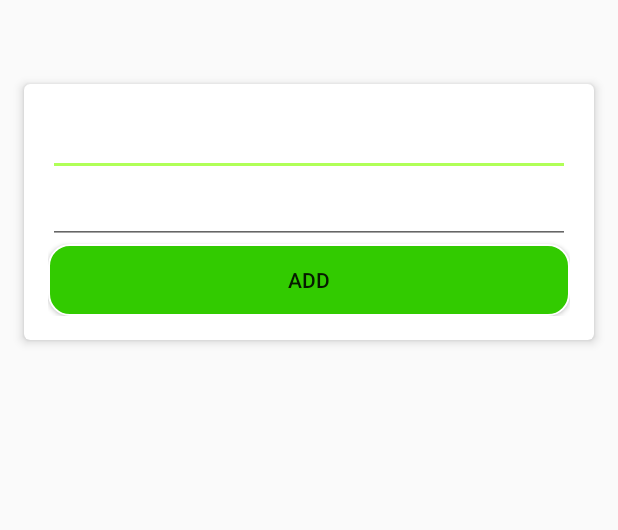
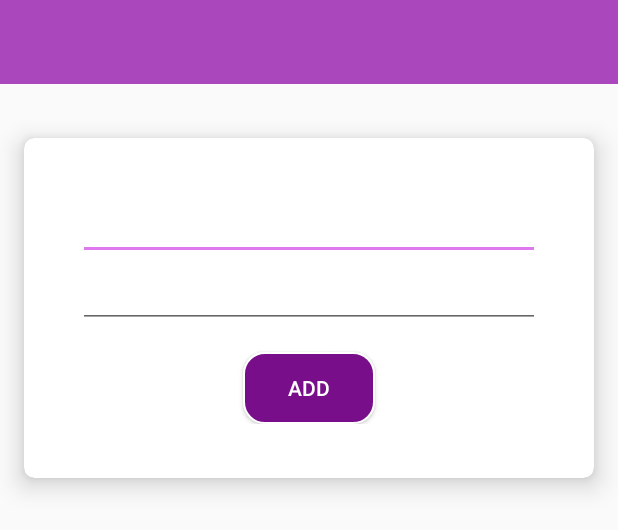
Before and after one commit to Sailika/iContact, an Android app: the layout create_activity.xml on its own in the app's theme, with its tools: preview values and no code run, on a phone screen of 412 x 824 dp. Shown: the top 530 px of the screen. Run offline under Robolectric (Android 15) with nearby library versions, the phone set to English and light mode, and no system bars; network calls fail.

```diff
--- a/app/src/main/java/com/app/icontacts/Constants.java
+++ b/app/src/main/java/com/app/icontacts/Constants.java
@@ -6,8 +6,8 @@ package com.app.icontacts;
 
 public class Constants {
     public static final String BASE_URL = "https://reqres.in";
-    public static final String CREATE_USER_URL = "/api/users?page=";
-    public static final String GET_USER_URL = "/api/users";
+    public static final String GET_USER_URL = "/api/users?page=";
+    public static final String CREATE_USER_URL = "/api/users";
 
     public static final int MAX_WIDTH = 1024;
     public static final int MAX_HEIGHT = 768;
--- a/app/src/main/res/layout/contacts_view_activity.xml
+++ b/app/src/main/res/layout/contacts_view_activity.xml
@@ -71,7 +71,6 @@
         android:layout_height="wrap_content"
         android:layout_gravity="bottom|end"
         android:layout_margin="@dimen/fab_margin"
-        android:tint="@color/black"
         android:onClick="@{mainViewModel::onClickFabLoad}"
         android:src="@mipmap/ic_add"/>
 
--- a/app/src/main/res/layout/create_activity.xml
+++ b/app/src/main/res/layout/create_activity.xml
@@ -18,7 +18,9 @@
             android:id="@+id/toolbar"
             android:layout_width="match_parent"
             android:layout_height="?attr/actionBarSize"
-            app:popupTheme="@style/ThemeOverlay.AppCompat.Light"/>
+            android:background="?attr/colorPrimary"
+            app:popupTheme="@style/AppTheme.PopupOverlay"
+            app:theme="@style/ThemeOverlay.AppCompat.Dark.ActionBar" />
 
         <android.support.v7.widget.CardView
             android:id="@+id/cardView"
@@ -27,34 +29,40 @@
             android:layout_marginBottom="@dimen/spacing_large"
             android:layout_marginLeft="@dimen/spacing_large"
             android:layout_marginRight="@dimen/spacing_large"
+            android:layout_marginTop="@dimen/spacing_xlarge"
             app:cardBackgroundColor="@android:color/white"
-            app:cardCornerRadius="4dp"
-            app:cardElevation="4dp">
+            app:cardCornerRadius="@dimen/cardview_radius"
+            app:cardElevation="@dimen/cardview_elevation">
 
             <LinearLayout
-                android:orientation="vertical"
-                android:layout_margin="@dimen/spacing_large"
                 android:layout_width="match_parent"
-                android:layout_height="match_parent">
+                android:layout_height="match_parent"
+                android:layout_margin="@dimen/spacing_xlarge"
+                android:orientation="vertical">
 
                 <EditText
                     android:id="@+id/name_edt"
-                    android:maxLength="20"
                     android:layout_width="match_parent"
-                    android:layout_height="wrap_content" />
+                    android:layout_height="wrap_content"
+                    android:maxLength="20" />
 
                 <EditText
                     android:id="@+id/job_edt"
-                    android:maxLength="20"
                     android:layout_width="match_parent"
-                    android:layout_height="wrap_content" />
+                    android:layout_height="wrap_content"
+                    android:maxLength="20" />
 
                 <Button
                     android:id="@+id/add_btn"
+                    android:layout_width="wrap_content"
+                    android:layout_height="wrap_content"
+                    android:layout_gravity="center"
+                    android:layout_marginTop="@dimen/spacing_large"
+                    android:background="@drawable/button_shape"
+                    android:clickable="true"
+                    android:onClickListener="@{createActivityViewModel::createUser}"
                     android:text="@string/add"
-                    android:background="@drawable/button_shape"
-                    android:layout_width="match_parent"
-                    android:layout_height="wrap_content" />
+                    android:textColor="@color/white" />
 
             </LinearLayout>
         </android.support.v7.widget.CardView>
--- a/app/src/main/res/menu/main.xml
+++ b/app/src/main/res/menu/main.xml
@@ -6,6 +6,5 @@
         android:icon="@android:drawable/stat_notify_sync_noanim"
         android:orderInCategory="1"
         android:title="@string/action_refresh"
-        android:iconTint="@color/black"
         app:showAsAction="always"/>
 </menu>
--- a/app/src/main/res/values/colors.xml
+++ b/app/src/main/res/values/colors.xml
@@ -1,9 +1,7 @@
 <?xml version="1.0" encoding="utf-8"?>
 <resources>
-    <color name="colorPrimary">#76ff03</color>
-    <color name="colorPrimaryDark">#32cb00</color>
-    <color name="colorAccent">#b0ff57</color>
+    <color name="colorPrimary">#ab47bc</color>
+    <color name="colorPrimaryDark">#790e8b</color>
+    <color name="colorAccent">#df78ef</color>
     <color name="white">#FFFFFF</color>
-    <color name="black">#000000</color>
-    <color name="image_tint">#BB3E50B4</color>
 </resources>
--- a/app/src/main/res/values/dimens.xml
+++ b/app/src/main/res/values/dimens.xml
@@ -4,6 +4,7 @@
     <dimen name="fab_margin">16dp</dimen>
     <dimen name="spacing_medium">8dp</dimen>
     <dimen name="spacing_large">16dp</dimen>
+    <dimen name="spacing_xlarge">36dp</dimen>
     <dimen name="cardview_radius">7dp</dimen>
     <dimen name="cardview_elevation">10dp</dimen>
 
--- a/app/src/main/res/values/strings.xml
+++ b/app/src/main/res/values/strings.xml
@@ -4,4 +4,7 @@
     <string name="error_loading_contacts">There seems to have been some error.</string>
     <string name="loading_contacts">Please wait while your contacts are loading.</string>
     <string name="add">ADD</string>
+    <string name="pleaseWait">Please wait while placing the request</string>
+    <string name="edittext_null">Please fill the required details and try again.</string>
+    <string name="completed">New User Created Successfully!!</string>
 </resources>
--- a/app/src/main/res/values/styles.xml
+++ b/app/src/main/res/values/styles.xml
@@ -1,4 +1,4 @@
-<resources xmlns:tools="http://schemas.android.com/tools">
+<resources>
 
     <!-- Base application theme. -->
     <style name="AppTheme" parent="Theme.AppCompat.Light.DarkActionBar">
@@ -14,8 +14,8 @@
         <item name="windowNoTitle">true</item>
     </style>
 
-    <style name="AppTheme.AppBarOverlay" parent="ThemeOverlay.AppCompat.Dark.ActionBar"/>
+    <style name="AppTheme.AppBarOverlay" parent="ThemeOverlay.AppCompat.Dark.ActionBar" />
 
-    <style name="AppTheme.PopupOverlay" parent="ThemeOverlay.AppCompat.Light"/>
+    <style name="AppTheme.PopupOverlay" parent="ThemeOverlay.AppCompat.Light" />
 
 </resources>
```
Also changed, not shown: app/src/main/java/com/app/icontacts/BitmapTransform.java (deleted, +0 -50 lines), app/src/main/java/com/app/icontacts/data/ContactsService.java (+7 -4 lines), app/src/main/java/com/app/icontacts/view/ContactsActivity.java (+16 -5 lines), app/src/main/java/com/app/icontacts/view/CreateContactsActivity.java (+68 -5 lines), app/src/main/java/com/app/icontacts/viewmodel/ContactItemViewModel.java (+2 -9 lines), app/src/main/java/com/app/icontacts/viewmodel/ContactsViewModel.java (+9 -5 lines), app/src/main/java/com/app/icontacts/viewmodel/CreateContactsViewModel.java (+81 -5 lines).
